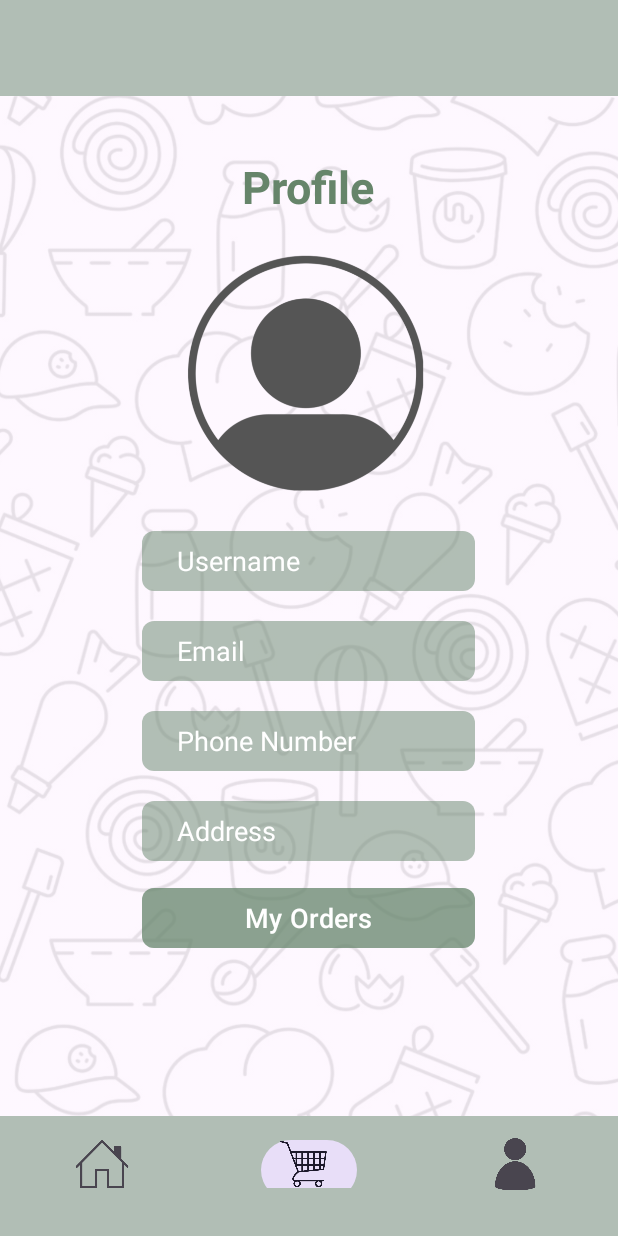
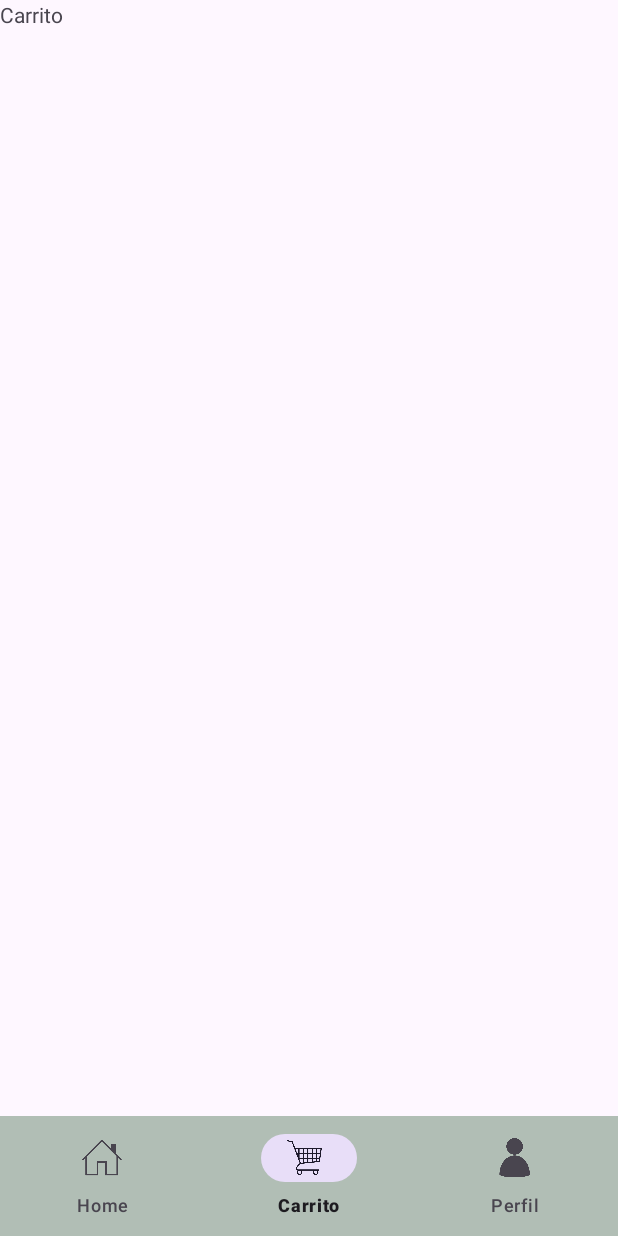
Before and after one commit to AdriBc16/ProjectMacadamia, an Android app: the PadreActivity screen opened directly, with no data from a screen before it, item 2 of the bottom bar chosen, on a phone screen of 412 x 824 dp. Run offline under Robolectric (Android 15) with nearby library versions, the phone set to English and light mode, and no system bars; our stand-ins replace navigation-ui.

Commit message:
frames, boton login y sigin llevan a perfil, scroll home

```diff
--- /dev/null
+++ b/app/src/main/java/com/example/projectmacadamia/CartFragment.kt
@@ -0,0 +1,59 @@
+package com.example.projectmacadamia
+
+import android.os.Bundle
+import androidx.fragment.app.Fragment
+import android.view.LayoutInflater
+import android.view.View
+import android.view.ViewGroup
+
+// TODO: Rename parameter arguments, choose names that match
+// the fragment initialization parameters, e.g. ARG_ITEM_NUMBER
+private const val ARG_PARAM1 = "param1"
+private const val ARG_PARAM2 = "param2"
+
+/**
+ * A simple [Fragment] subclass.
+ * Use the [CartFragment.newInstance] factory method to
+ * create an instance of this fragment.
+ */
+class CartFragment : Fragment() {
+    // TODO: Rename and change types of parameters
+    private var param1: String? = null
+    private var param2: String? = null
+
+    override fun onCreate(savedInstanceState: Bundle?) {
+        super.onCreate(savedInstanceState)
+        arguments?.let {
+            param1 = it.getString(ARG_PARAM1)
+            param2 = it.getString(ARG_PARAM2)
+        }
+    }
+
+    override fun onCreateView(
+        inflater: LayoutInflater, container: ViewGroup?,
+        savedInstanceState: Bundle?
+    ): View? {
+        // Inflate the layout for this fragment
+        return inflater.inflate(R.layout.fragment_cart, container, false)
+    }
+
+    companion object {
+        /**
+         * Use this factory method to create a new instance of
+         * this fragment using the provided parameters.
+         *
+         * @param param1 Parameter 1.
+         * @param param2 Parameter 2.
+         * @return A new instance of fragment CartFragment.
+         */
+        // TODO: Rename and change types and number of parameters
+        @JvmStatic
+        fun newInstance(param1: String, param2: String) =
+            CartFragment().apply {
+                arguments = Bundle().apply {
+                    putString(ARG_PARAM1, param1)
+                    putString(ARG_PARAM2, param2)
+                }
+            }
+    }
+}
--- /dev/null
+++ b/app/src/main/java/com/example/projectmacadamia/CatalogFragment.kt
@@ -0,0 +1,6 @@
+package com.example.projectmacadamia
+
+// TODO: Rename parameter arguments, choose names that match
+// the fragment initialization parameters, e.g. ARG_ITEM_NUMBER
+private const val ARG_PARAM1 = "param1"
+private const val ARG_PARAM2 = "param2"
--- a/app/src/main/java/com/example/projectmacadamia/PadreActivity.kt
+++ b/app/src/main/java/com/example/projectmacadamia/PadreActivity.kt
@@ -1,10 +1,18 @@
 package com.example.projectmacadamia
 
 import android.os.Bundle
+import android.widget.LinearLayout
 import androidx.activity.enableEdgeToEdge
 import androidx.appcompat.app.AppCompatActivity
 import androidx.core.view.ViewCompat
 import androidx.core.view.WindowInsetsCompat
+import androidx.drawerlayout.widget.DrawerLayout
+import androidx.navigation.fragment.NavHostFragment
+import androidx.navigation.ui.AppBarConfiguration
+import androidx.navigation.ui.setupWithNavController
+import com.google.android.material.appbar.MaterialToolbar
+import com.google.android.material.bottomnavigation.BottomNavigationView
+import com.google.android.material.navigation.NavigationView
 
 class PadreActivity : AppCompatActivity() {
     override fun onCreate(savedInstanceState: Bundle?) {
@@ -16,5 +24,20 @@ class PadreActivity : AppCompatActivity() {
             v.setPadding(systemBars.left, systemBars.top, systemBars.right, systemBars.bottom)
             insets
         }
+//        val toolbar = findViewById<MaterialToolbar>(R.id.toolbar)
+//        setSupportActionBar(toolbar)
+
+        val navHostFragment = supportFragmentManager
+            .findFragmentById(R.id.nav_host_fragment) as NavHostFragment
+
+        val navController = navHostFragment.navController
+
+        val builder = AppBarConfiguration.Builder(navController.graph)
+        val appBarConfiguration = builder.build()
+//        toolbar.setupWithNavController(navController, appBarConfiguration)
+
+        val bottomNavView = findViewById<BottomNavigationView>(R.id.bottom_nav)
+        bottomNavView.setupWithNavController(navController)
+
     }
 }
--- a/app/src/main/res/layout/activity_elegir.xml
+++ b/app/src/main/res/layout/activity_elegir.xml
@@ -7,7 +7,7 @@
         android:id="@+id/white_wallpaper_desing"
         android:layout_width="match_parent"
         android:layout_height="match_parent"
-        android:alpha="0.3"
+        android:alpha="0.1"
         android:contentDescription="@string/white_wallpaper"
         android:scaleType="centerCrop"
         android:src="@drawable/fondo_inicio" />
--- a/app/src/main/res/layout/activity_padre.xml
+++ b/app/src/main/res/layout/activity_padre.xml
@@ -8,12 +8,12 @@
     android:orientation="vertical"
     tools:context=".PadreActivity">
 
-    <com.google.android.material.appbar.MaterialToolbar
-        android:id="@+id/toolbar"
-        android:layout_width="match_parent"
-        android:layout_height="?attr/actionBarSize"
-        style="@style/Widget.MaterialComponents.Toolbar.Primary"
-        />
+<!--    <com.google.android.material.appbar.MaterialToolbar-->
+<!--        android:id="@+id/toolbar"-->
+<!--        android:layout_width="match_parent"-->
+<!--        android:layout_height="?attr/actionBarSize"-->
+<!--        style="@style/Widget.MaterialComponents.Toolbar.Primary"-->
+<!--        />-->
 
     <androidx.fragment.app.FragmentContainerView
         android:id="@+id/nav_host_fragment"
--- a/app/src/main/res/layout/activity_signin.xml
+++ b/app/src/main/res/layout/activity_signin.xml
@@ -102,7 +102,7 @@
             android:hint="@string/categories" />
 
         <Button
-            android:id="@+id/button"
+            android:id="@+id/button_SignIn"
             android:layout_width="222dp"
             android:layout_height="wrap_content"
             android:layout_marginTop="35dp"
--- /dev/null
+++ b/app/src/main/res/layout/fragment_cart.xml
@@ -0,0 +1,14 @@
+<?xml version="1.0" encoding="utf-8"?>
+<FrameLayout xmlns:android="http://schemas.android.com/apk/res/android"
+    xmlns:tools="http://schemas.android.com/tools"
+    android:layout_width="match_parent"
+    android:layout_height="match_parent"
+    tools:context=".CartFragment">
+
+    <!-- TODO: Update blank fragment layout -->
+    <TextView
+        android:layout_width="match_parent"
+        android:layout_height="match_parent"
+        android:text="@string/shoppingCart" />
+
+</FrameLayout>
--- a/app/src/main/res/layout/fragment_profile.xml
+++ b/app/src/main/res/layout/fragment_profile.xml
@@ -1,4 +1,5 @@
 <?xml version="1.0" encoding="utf-8"?>
+
 <FrameLayout xmlns:android="http://schemas.android.com/apk/res/android"
     xmlns:tools="http://schemas.android.com/tools"
     xmlns:app="http://schemas.android.com/apk/res-auto"
@@ -24,16 +25,16 @@
 
     <View
         style="@style/GreenRoundedView"
-        android:layout_marginTop="290dp" />
+        android:layout_marginTop="310dp" />
     <View
         style="@style/GreenRoundedView"
-        android:layout_marginTop="350dp" />
+        android:layout_marginTop="370dp" />
     <View
         style="@style/GreenRoundedView"
-        android:layout_marginTop="410dp" />
+        android:layout_marginTop="430dp" />
     <View
         style="@style/GreenRoundedView"
-        android:layout_marginTop="470dp" />
+        android:layout_marginTop="490dp" />
     <LinearLayout
         android:layout_width="match_parent"
         android:layout_height="match_parent"
@@ -44,7 +45,7 @@
             android:id="@+id/signin"
             android:layout_width="wrap_content"
             android:layout_height="wrap_content"
-            android:layout_marginTop="40dp"
+            android:layout_marginTop="60dp"
             android:fontFamily=""
             android:text="@string/profile"
             android:textColor="@color/medium_green"
--- a/app/src/main/res/menu/menu_abajo.xml
+++ b/app/src/main/res/menu/menu_abajo.xml
@@ -4,23 +4,23 @@
     >
 
     <item
-        android:id="@+id/inboxFragment"
+        android:id="@+id/homeFragment"
         android:icon="@drawable/casita"
-        android:title=""
-
+        android:title="Home"
         app:showAsAction="always"
 
         />
     <item
-        android:id="@+id/sentFragment"
+        android:id="@+id/cartFragment"
         android:icon="@drawable/carrito"
-        android:title=""
+        android:title="Carrito"
         app:showAsAction="always"
         />
+
     <item
-        android:id="@+id/helpFragment"
+        android:id="@+id/profileFragment"
         android:icon="@drawable/persona"
-        android:title=""
+        android:title="Perfil"
         app:showAsAction="always"
         />
 </menu>
--- a/app/src/main/res/navigation/nav_graph.xml
+++ b/app/src/main/res/navigation/nav_graph.xml
@@ -3,11 +3,25 @@
     xmlns:app="http://schemas.android.com/apk/res-auto"
     xmlns:tools="http://schemas.android.com/tools"
     android:id="@+id/nav_graph"
-    app:startDestination="@id/profilefragment">
+    app:startDestination="@id/profileFragment">
 
     <fragment
-        android:id="@+id/profilefragment"
+        android:id="@+id/profileFragment"
         android:name="com.example.projectmacadamia.ProfileFragment"
-        android:label="Blank"
+        android:label="Profile"
         tools:layout="@layout/fragment_profile" />
+
+    <fragment
+        android:id="@+id/homeFragment"
+        android:name="com.example.projectmacadamia.HomeFragment"
+        android:label="Home"
+        tools:layout="@layout/fragment_home" />
+
+    <fragment
+        android:id="@+id/cartFragment"
+        android:name="com.example.projectmacadamia.CartFragment"
+        android:label="ShoppigCart"
+        tools:layout="@layout/fragment_cart" />
+
+
 </navigation>
--- a/app/src/main/res/values/styles.xml
+++ b/app/src/main/res/values/styles.xml
@@ -71,7 +71,7 @@
         <item name="android:theme">@style/ThemeOverlay.MaterialComponents.Toolbar.Primary</item>
         <item name="popupTheme">@style/ThemeOverlay.MaterialComponents.Toolbar.Popup.Primary</item>
 
-        <item name="itemIconSize">40sp</item>
+        <item name="itemIconSize">30sp</item>
     </style>
 
 
```
Also changed, not shown: app/src/main/java/com/example/projectmacadamia/HomeFragment.kt (added, +59 -0 lines), app/src/main/java/com/example/projectmacadamia/activiy_login.kt (+8 -2 lines), app/src/main/res/layout/fragment_home.xml (added, +106 -0 lines), app/src/main/res/layout/header_produccion.xml (added, +12 -0 lines).
